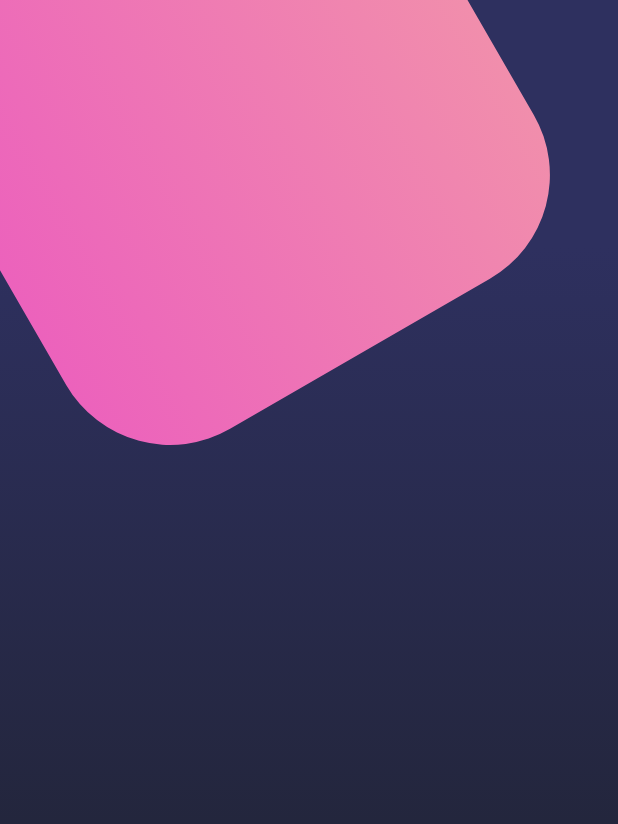
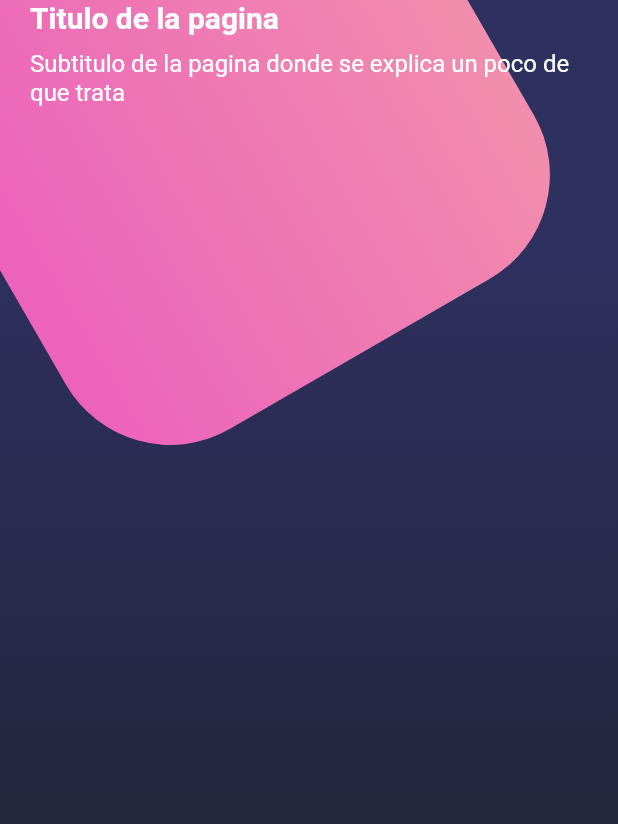
Before and after one commit to jsemalvarez/flutter-desings, a Flutter app: the screen it shows after launch, on a phone screen of 412 x 824 dp. Shown: the top 824 px of the screen. Run offline on Flutter 3.47's test engine with Material 2 defaults, Android fonts, the phone set to English and light mode, and no system bars.

Commit message:
diseño compuesto: titulos y statusbar

```diff
--- a/lib/main.dart
+++ b/lib/main.dart
@@ -1,7 +1,10 @@
+import 'package:flutter/material.dart';
+
+
 import 'package:disenos/screens/basic_desing.dart';
 import 'package:disenos/screens/home_screen.dart';
 import 'package:disenos/screens/scroll_desing.dart';
-import 'package:flutter/material.dart';
+import 'package:flutter/services.dart';
 
 void main() => runApp(const MyApp());
 
@@ -10,6 +13,8 @@ class MyApp extends StatelessWidget {
 
   @override
   Widget build(BuildContext context) {
+
+    SystemChrome.setSystemUIOverlayStyle(SystemUiOverlayStyle.light );
     return MaterialApp(
       title: 'Material App',
       // home: Column(
--- a/lib/screens/home_screen.dart
+++ b/lib/screens/home_screen.dart
@@ -1,4 +1,5 @@
 import 'package:disenos/widgets/background.dart';
+import 'package:disenos/widgets/page_title.dart';
 import 'package:flutter/material.dart';
 
 class HomeScreen extends StatelessWidget {
@@ -6,10 +7,25 @@ class HomeScreen extends StatelessWidget {
 
   @override
   Widget build(BuildContext context) {
-    return Stack(
+    return Scaffold( body: Stack(
       children: const [
         Background(),
+
+        _HomeBody()
       ],
-    );
+    ));
   }
 }
+
+class _HomeBody extends StatelessWidget {
+  const _HomeBody({
+    Key? key,
+  }) : super(key: key);
+
+  @override
+  Widget build(BuildContext context) {
+    return SingleChildScrollView( child: Column( children: const[
+      PageTitle()
+    ],),);
+  }
+}
--- /dev/null
+++ b/lib/widgets/page_title.dart
@@ -0,0 +1,23 @@
+import 'package:flutter/material.dart';
+
+class PageTitle extends StatelessWidget {
+  const PageTitle({super.key});
+
+  @override
+  Widget build(BuildContext context) {
+    return SafeArea(
+      bottom: false,
+      child: Container(
+        margin: const EdgeInsets.symmetric(horizontal: 20),
+        child: Column(
+          crossAxisAlignment: CrossAxisAlignment.start,
+          children: const [
+            Text('Titulo de la pagina', style: TextStyle(fontSize: 20, fontWeight: FontWeight.bold, color: Colors.white),),
+            SizedBox(height: 10,),
+            Text('Subtitulo de la pagina donde se explica un poco de que trata',style: TextStyle(fontSize: 16, color: Colors.white))
+          ],
+        )
+      ),
+    );
+  }
+}
```
